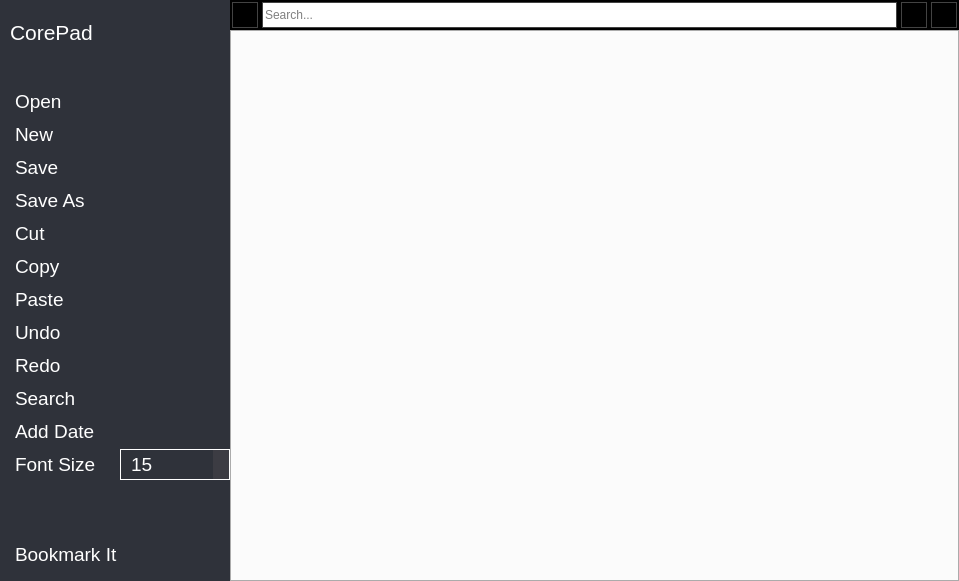
Above: corepad/corepad.ui from rahmanshaber/corebox before the change. Below: the same form after it.
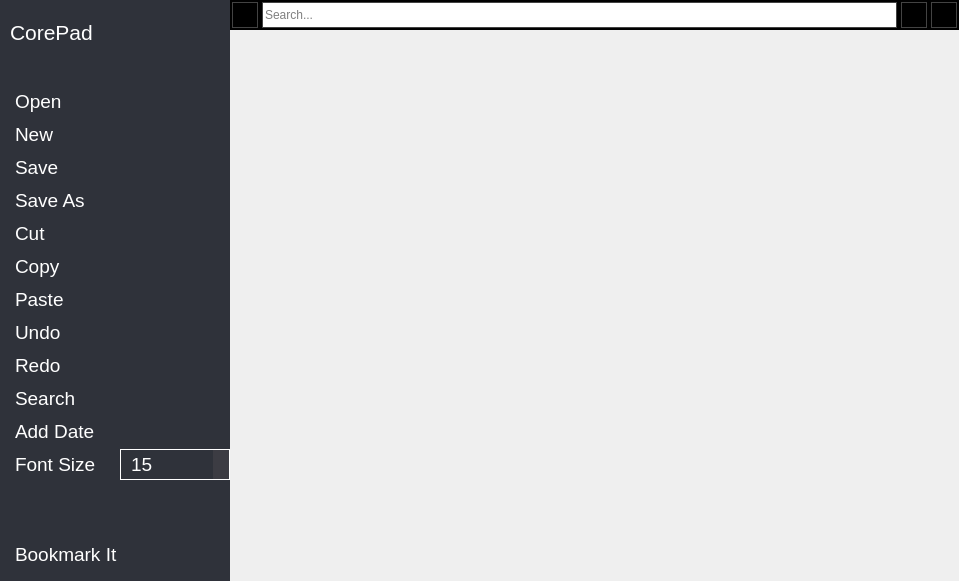
That is the form after the change. Icons and pictures are not drawn.

Patch:
```diff
--- a/corepad/corepad.ui
+++ b/corepad/corepad.ui
@@ -1037,12 +1037,49 @@
    </item>
    <item row="2" column="1">
     <widget class="QTabWidget" name="notes">
+     <property name="styleSheet">
+      <string notr="true">QTabWidget QTabBar{
+background-color: #EFEFEF;
+height: 30px;
+}
+
+QTabWidget QTabBar::tab{
+background-color: #136ba2;
+color: #ffffff;
+border-right:none;
+height: 30px;
+width: 130px;
+padding: 0px 5px 0px 5px;
+}
+
+QTabWidget QTabBar::tab:selected{
+background-color: #2E2F30;
+color: #ffffff;
+}
+
+QTabWidget QTabBar::tab:!selected{
+background-color:  #EFEFEF;
+color:#000000;
+}
+
+QTabBar::close-button {
+    image: url(:/icons/close_b.svg);
+    subcontrol-position: right;
+}
+</string>
+     </property>
      <property name="tabPosition">
       <enum>QTabWidget::South</enum>
      </property>
+     <property name="documentMode">
+      <bool>true</bool>
+     </property>
      <property name="tabsClosable">
       <bool>true</bool>
      </property>
+     <property name="tabBarAutoHide">
+      <bool>true</bool>
+     </property>
     </widget>
    </item>
   </layout>
```
